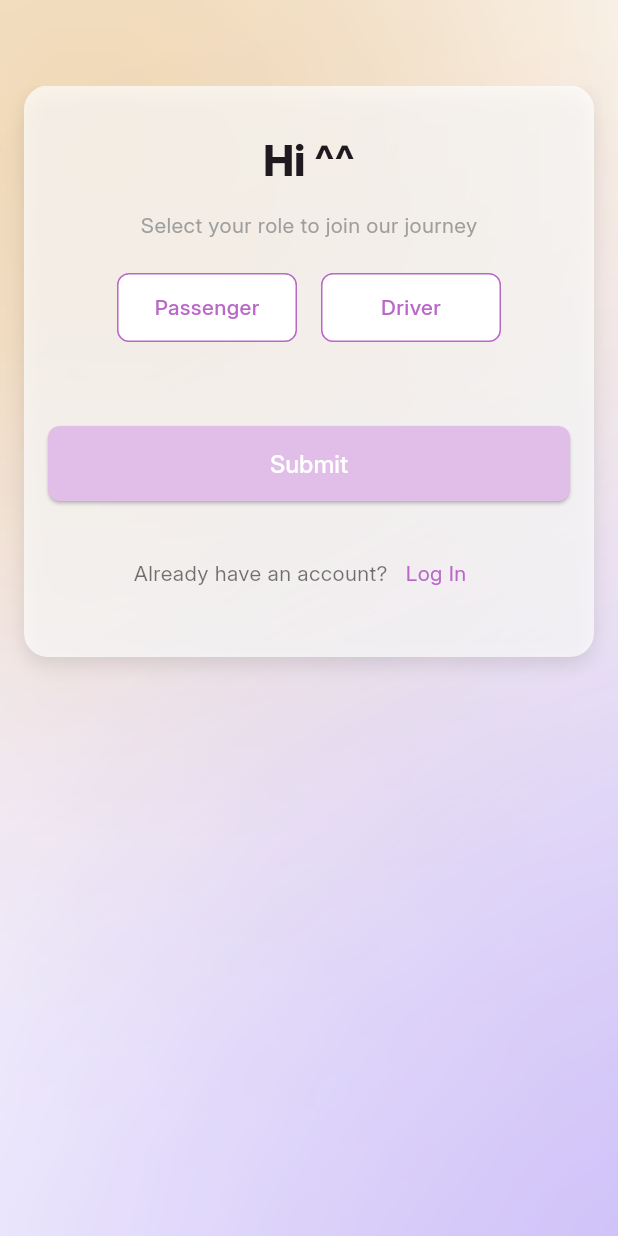
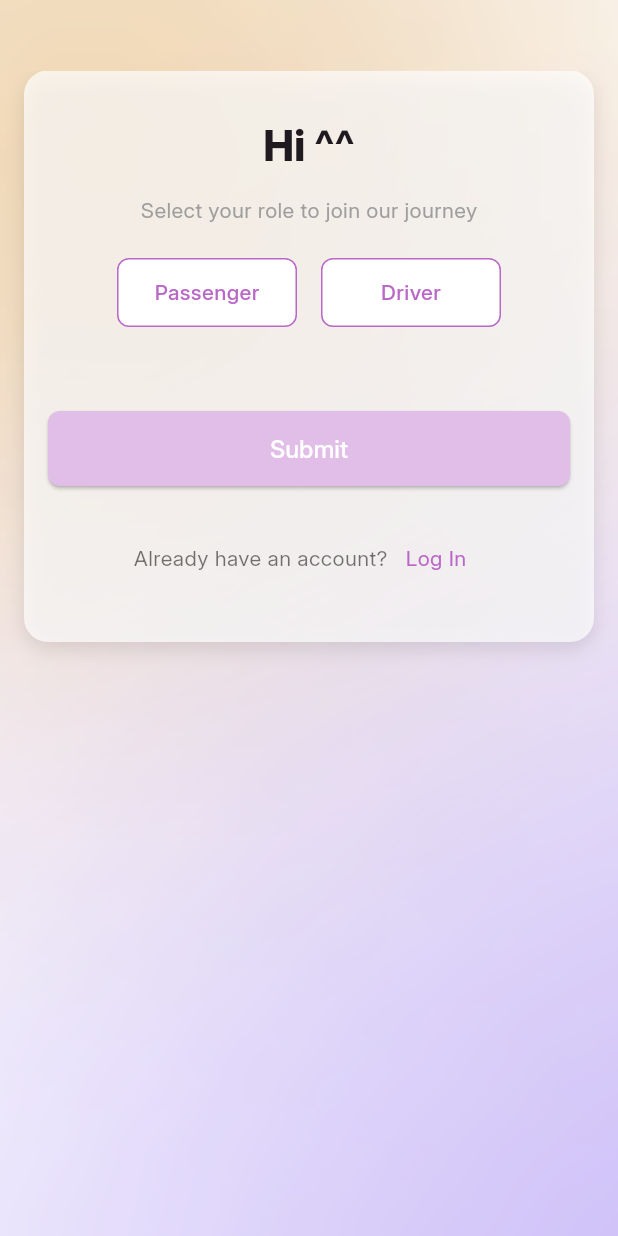
Before and after one commit to thienhdbse170185/F-Journey.Mobile, a Flutter app: the AuthWidget screen opened by its route, after a tap on "Sign Up", on a phone screen of 412 x 824 dp. Run offline on Flutter 3.47's test engine with Material 3 defaults, Android fonts, the light colour scheme and no system bars; our stand-ins replace flutter_bloc, go_router, lottie.

Commit message:
nest auth routes in auth_layout

```diff
--- a/lib/core/router.dart
+++ b/lib/core/router.dart
@@ -1,6 +1,8 @@
 import 'package:f_journey/features/auth/bloc/auth_bloc.dart';
 import 'package:f_journey/features/auth/widgets/forgot-pw/forgot-pw.dart';
+import 'package:f_journey/features/auth/widgets/get-started/get-started.dart';
 import 'package:f_journey/features/auth/widgets/index.dart';
+import 'package:f_journey/features/auth/widgets/layout.dart';
 import 'package:f_journey/features/trip/widgets/home.dart';
 import 'package:flutter/material.dart';
 import 'package:flutter_bloc/flutter_bloc.dart';
@@ -8,10 +10,11 @@ import 'package:go_router/go_router.dart';
 
 class RouteName {
   static const String home = '/';
+  static const String getStarted = '/get-started';
   static const String auth = '/auth';
   static const String forgotPw = '/forgot-pw';
 
-  static const publicRoutes = [auth, forgotPw];
+  static const publicRoutes = [auth, forgotPw, getStarted];
 }
 
 final router = GoRouter(
@@ -22,13 +25,22 @@ final router = GoRouter(
       if (context.read<AuthBloc>().state is LoginSuccess) {
         return null;
       }
-      return RouteName.auth;
+      return RouteName.getStarted;
     },
     routes: [
       GoRoute(
         path: RouteName.home,
         builder: (context, state) => const HomeScreen(),
       ),
+      ShellRoute(
+          builder: (context, state, child) {
+            final TextTheme textTheme = Theme.of(context).textTheme;
+            return AuthLayout(
+              textTheme: textTheme,
+              child: child,
+            );
+          },
+          routes: [
             GoRoute(
                 path: RouteName.auth,
                 builder: (context, state) {
@@ -42,5 +54,12 @@ final router = GoRouter(
                   return ForgotPwWidget(
                     textTheme: textTheme,
                   );
-          })
+                }),
+            GoRoute(
+                path: RouteName.getStarted,
+                builder: (context, state) {
+                  final TextTheme textTheme = Theme.of(context).textTheme;
+                  return GetStartedWidget(textTheme: textTheme);
+                }),
+          ])
     ]);
--- a/lib/features/auth/widgets/index.dart
+++ b/lib/features/auth/widgets/index.dart
@@ -1,3 +1,4 @@
+import 'package:f_journey/features/auth/widgets/get-started/get-started.dart';
 import 'package:f_journey/features/auth/widgets/login/login.dart';
 import 'package:f_journey/features/auth/widgets/register/role_selection.dart';
 import 'package:flutter/material.dart';
@@ -34,17 +35,8 @@ class _AuthWidgetState extends State<AuthWidget> {
   @override
   Widget build(BuildContext context) {
     return Scaffold(
-      body: Stack(
-        fit: StackFit.expand,
-        children: [
-          Image.asset(
-            'assets/images/login_bg.png',
-            fit: BoxFit.cover,
-          ),
-          Center(
-            child: SizedBox(
-              height: 710,
-              child: PageView(
+      backgroundColor: Colors.transparent,
+      body: PageView(
         controller: _pageController,
         physics: const NeverScrollableScrollPhysics(),
         children: [
@@ -52,10 +44,6 @@ class _AuthWidgetState extends State<AuthWidget> {
             textTheme: widget.textTheme,
             onToggle: toggleView,
           ),
-                  // RegisterWidget(
-                  //   textTheme: widget.textTheme,
-                  //   onToggle: toggleView,
-                  // ),
           RoleSelectionWidget(
             textTheme: widget.textTheme,
             onSubmit: () {},
@@ -63,10 +51,6 @@ class _AuthWidgetState extends State<AuthWidget> {
           )
         ],
       ),
-            ),
-          ),
-        ],
-      ),
     );
   }
 }
--- /dev/null
+++ b/lib/features/auth/widgets/layout.dart
@@ -0,0 +1,28 @@
+import 'package:flutter/material.dart';
+
+class AuthLayout extends StatefulWidget {
+  const AuthLayout({super.key, required this.textTheme, required this.child});
+  final TextTheme textTheme;
+  final Widget child;
+  @override
+  State<AuthLayout> createState() => _AuthLayoutState();
+}
+
+class _AuthLayoutState extends State<AuthLayout> {
+  @override
+  Widget build(BuildContext context) {
+    return Scaffold(
+        body: Stack(
+      fit: StackFit.expand,
+      children: [
+        Image.asset('assets/images/login_bg.png', fit: BoxFit.cover),
+        Center(
+          child: SizedBox(
+            height: 730,
+            child: widget.child,
+          ),
+        )
+      ],
+    ));
+  }
+}
--- a/lib/features/auth/widgets/login/login.dart
+++ b/lib/features/auth/widgets/login/login.dart
@@ -195,69 +195,6 @@ class _LoginWidgetState extends State<LoginWidget> {
                   ),
                   const SizedBox(height: 24),
                   Row(
-                    children: [
-                      const Expanded(
-                        child: Divider(
-                          color: Colors.black12,
-                        ),
-                      ),
-                      Padding(
-                        padding: const EdgeInsets.symmetric(horizontal: 8.0),
-                        child: Text(
-                          'Or login with',
-                          style: widget.textTheme.bodyMedium?.copyWith(
-                            color: Colors.black54,
-                          ),
-                        ),
-                      ),
-                      const Expanded(
-                        child: Divider(
-                          color: Colors.black12,
-                        ),
-                      ),
-                    ],
-                  ),
-                  const SizedBox(height: 24),
-                  Row(
-                    mainAxisAlignment: MainAxisAlignment.center,
-                    children: [
-                      IconButton(
-                        icon: Image.asset('assets/images/google.png',
-                            height: 24, width: 24),
-                        onPressed: () {},
-                        style: IconButton.styleFrom(
-                          backgroundColor: Colors.white,
-                          padding: const EdgeInsets.symmetric(
-                              vertical: 12, horizontal: 20),
-                          shape: const RoundedRectangleBorder(
-                            borderRadius: BorderRadius.all(Radius.circular(8)),
-                          ),
-                          side: const BorderSide(
-                            color: Colors.black12,
-                          ),
-                        ),
-                      ),
-                      const SizedBox(width: 16),
-                      IconButton(
-                        icon: Image.asset('assets/images/facebook.png',
-                            height: 24, width: 24),
-                        onPressed: () {},
-                        style: IconButton.styleFrom(
-                          backgroundColor: Colors.white,
-                          padding: const EdgeInsets.symmetric(
-                              vertical: 12, horizontal: 20),
-                          shape: const RoundedRectangleBorder(
-                            borderRadius: BorderRadius.all(Radius.circular(8)),
-                          ),
-                          side: const BorderSide(
-                            color: Colors.black12,
-                          ),
-                        ),
-                      ),
-                    ],
-                  ),
-                  const SizedBox(height: 16),
-                  Row(
                     mainAxisAlignment: MainAxisAlignment.center,
                     children: [
                       Text(
```
Lines whose indentation alone changed are shown as unchanged.
